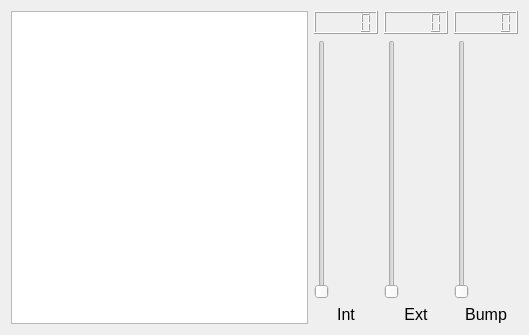
This is elasticpath/src/mainUI.ui in robocomp/robocomp-test as Qt 5 draws it before an edit. The edited form follows.
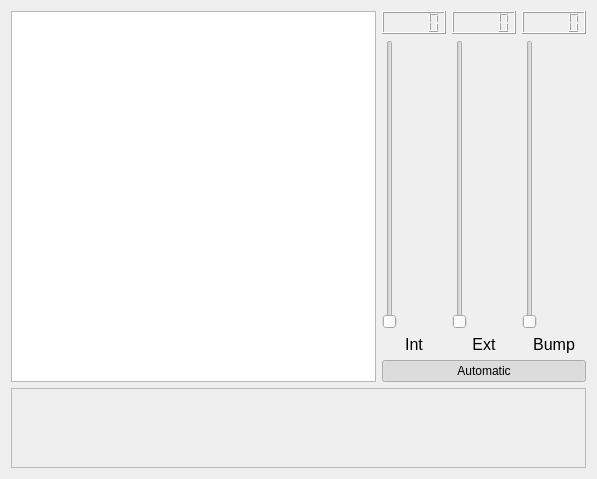
This is the edited form.

The edit to the form file:
```diff
--- a/elasticpath/src/mainUI.ui
+++ b/elasticpath/src/mainUI.ui
@@ -6,20 +6,28 @@
    <rect>
     <x>0</x>
     <y>0</y>
-    <width>529</width>
-    <height>335</height>
+    <width>597</width>
+    <height>479</height>
    </rect>
   </property>
   <property name="windowTitle">
    <string>elasticpath</string>
   </property>
-  <layout class="QVBoxLayout" name="verticalLayout_4">
+  <layout class="QVBoxLayout" name="verticalLayout_8">
+   <item>
+    <layout class="QVBoxLayout" name="verticalLayout_7">
+     <item>
+      <layout class="QVBoxLayout" name="verticalLayout_6">
+       <item>
+        <layout class="QVBoxLayout" name="verticalLayout_5">
    <item>
     <layout class="QHBoxLayout" name="horizontalLayout_2">
      <item>
       <widget class="QGraphicsView" name="graphicsView"/>
      </item>
      <item>
+            <layout class="QVBoxLayout" name="verticalLayout_4">
+             <item>
       <layout class="QHBoxLayout" name="horizontalLayout">
        <item>
         <layout class="QVBoxLayout" name="verticalLayout">
@@ -92,6 +100,9 @@
          </item>
          <item>
           <widget class="QSlider" name="verticalSlider_3">
+                   <property name="minimum">
+                    <number>10</number>
+                   </property>
            <property name="maximum">
             <number>300</number>
            </property>
@@ -118,6 +129,49 @@
         </layout>
        </item>
       </layout>
+             </item>
+             <item>
+              <widget class="QPushButton" name="pushButtonAutomatic">
+               <property name="text">
+                <string>Automatic</string>
+               </property>
+               <property name="checkable">
+                <bool>true</bool>
+               </property>
+               <property name="checked">
+                <bool>true</bool>
+               </property>
+              </widget>
+             </item>
+            </layout>
+           </item>
+          </layout>
+         </item>
+        </layout>
+       </item>
+      </layout>
+     </item>
+     <item>
+      <widget class="QFrame" name="frame">
+       <property name="minimumSize">
+        <size>
+         <width>0</width>
+         <height>80</height>
+        </size>
+       </property>
+       <property name="maximumSize">
+        <size>
+         <width>16777215</width>
+         <height>80</height>
+        </size>
+       </property>
+       <property name="frameShape">
+        <enum>QFrame::StyledPanel</enum>
+       </property>
+       <property name="frameShadow">
+        <enum>QFrame::Raised</enum>
+       </property>
+      </widget>
      </item>
     </layout>
    </item>
```
Lines whose indentation alone changed are shown as unchanged.
